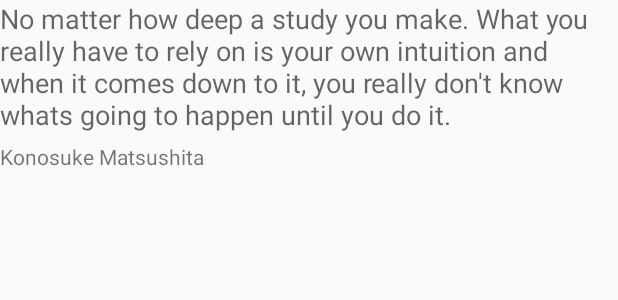
After one commit to willbrom/ForismaticQuotes, an Android app: the layout favorite_item_layout.xml on its own in the app's theme, with its tools: preview values and no code run, on a phone screen of 412 x 824 dp. The commit adds this screen. Shown: the top 300 px of the screen. Run offline under Robolectric (Android 15) with nearby library versions, the phone set to English and light mode, and no system bars; network calls fail.

Commit message:
added: recycler view for fav list

```diff
--- /dev/null
+++ b/app/src/main/res/layout/favorite_item_layout.xml
@@ -0,0 +1,22 @@
+<?xml version="1.0" encoding="utf-8"?>
+<LinearLayout xmlns:android="http://schemas.android.com/apk/res/android"
+    android:layout_width="match_parent"
+    android:layout_height="wrap_content"
+    xmlns:tools="http://schemas.android.com/tools"
+    android:orientation="vertical">
+
+    <TextView
+        android:id="@+id/fav_quote_textView"
+        android:layout_width="wrap_content"
+        android:layout_height="wrap_content"
+        tools:text="@string/quote_text"
+        style="@style/TextAppearance.AppCompat.Medium" />
+
+    <TextView
+        android:id="@+id/fav_quote_author_textView"
+        android:layout_width="wrap_content"
+        android:layout_height="wrap_content"
+        tools:text="@string/quote_author"
+        android:layout_marginTop="6dp" />
+
+</LinearLayout>
```
Also changed, not shown: app/src/main/java/com/willbrom/forismaticquotes/adapters/FavoriteListAdapter.java (added, +63 -0 lines), app/src/main/java/com/willbrom/forismaticquotes/fragments/FavoriteFragment.java (+18 -4 lines), app/src/main/res/layout/fragment_favorite.xml (+7 -1 lines).
